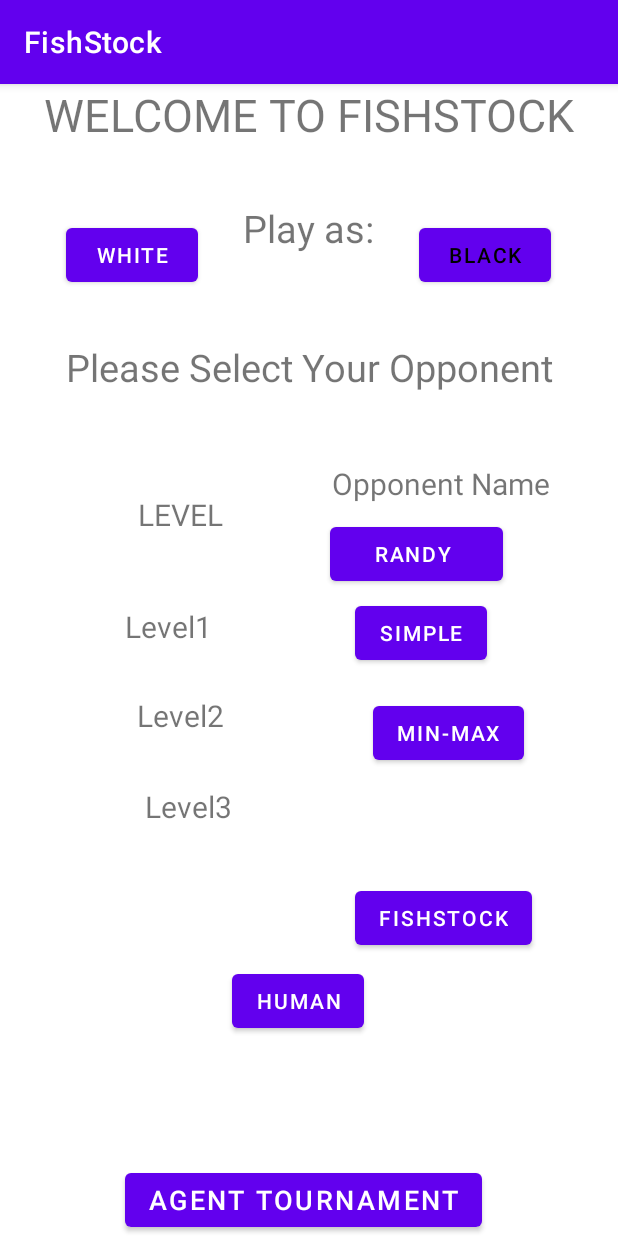
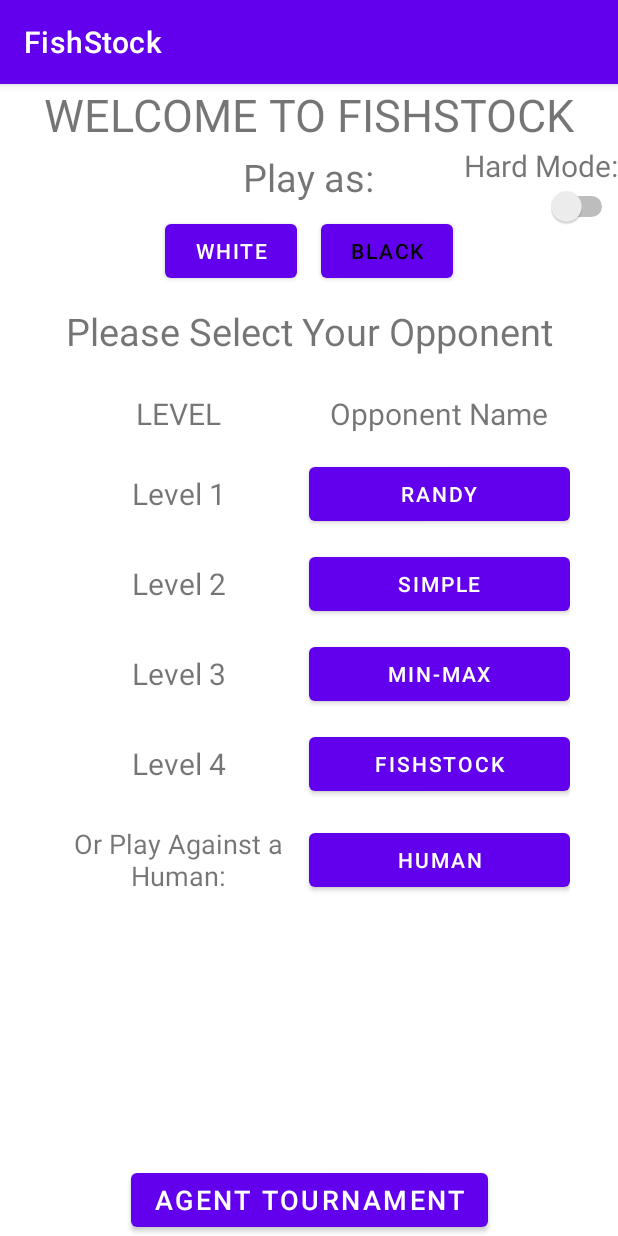
Before and after one commit to curtis1999/FishStock_Android, an Android app: the screen it shows after launch (MainActivity), on a phone screen of 412 x 824 dp. Run offline under Robolectric (Android 15) with nearby library versions, the phone set to English and light mode, and no system bars.

Commit message:
Fixed the main page layout

```diff
--- a/app/src/main/res/layout/activity_main.xml
+++ b/app/src/main/res/layout/activity_main.xml
@@ -6,173 +6,57 @@
     android:layout_height="match_parent"
     tools:context=".MainActivity">
 
-
-    <TextView
-        android:id="@+id/textview_second"
-        android:layout_width="wrap_content"
-        android:layout_height="wrap_content"
-        android:text="Please Select Your Opponent"
-        android:textSize="25dp"
-        app:layout_constraintBottom_toBottomOf="parent"
-        app:layout_constraintEnd_toEndOf="parent"
-        app:layout_constraintStart_toStartOf="parent"
-        app:layout_constraintTop_toBottomOf="@+id/textview_first"
-        app:layout_constraintVertical_bias="0.189" />
-
-    <Button
-        android:id="@+id/PlayRandy"
-        android:layout_width="wrap_content"
-        android:layout_height="wrap_content"
-        android:layout_marginStart="220dp"
-        android:text="   RANDY    "
-
-        app:layout_constraintBottom_toBottomOf="parent"
-        app:layout_constraintStart_toStartOf="parent"
-        app:layout_constraintTop_toTopOf="parent"
-        app:layout_constraintVertical_bias="0.402" />
-
-    <Button
-        android:id="@+id/playSimple"
-        android:layout_width="wrap_content"
-        android:layout_height="wrap_content"
-        android:text="SIMPLE"
-        app:layout_constraintBottom_toTopOf="@+id/PlayFishStock"
-        app:layout_constraintEnd_toEndOf="parent"
-        app:layout_constraintStart_toEndOf="@+id/level2"
-        app:layout_constraintTop_toTopOf="parent"
-        app:layout_constraintVertical_bias="0.706" />
-
-    <Button
-        android:id="@+id/PlayFishStock"
-        android:layout_width="wrap_content"
-        android:layout_height="wrap_content"
-        android:text="FISHSTOCK"
-        app:layout_constraintBottom_toBottomOf="parent"
-        app:layout_constraintEnd_toEndOf="parent"
-        app:layout_constraintHorizontal_bias="0.805"
-        app:layout_constraintStart_toStartOf="parent"
-        app:layout_constraintTop_toTopOf="parent"
-        app:layout_constraintVertical_bias="0.739" />
-
-    <Button
-        android:id="@+id/playMinMax"
-        android:layout_width="wrap_content"
-        android:layout_height="wrap_content"
-        android:text="MIN-MAX"
-        app:layout_constraintBottom_toBottomOf="parent"
-        app:layout_constraintEnd_toEndOf="parent"
-        app:layout_constraintHorizontal_bias="0.799"
-        app:layout_constraintStart_toStartOf="parent"
-        app:layout_constraintTop_toBottomOf="@+id/playSimple"
-        app:layout_constraintVertical_bias="0.056" />
-
-    <Button
-        android:id="@+id/playHuman"
-        android:layout_width="wrap_content"
-        android:layout_height="wrap_content"
-        android:text="HUMAN"
-        app:layout_constraintBottom_toBottomOf="parent"
-        app:layout_constraintEnd_toEndOf="parent"
-        app:layout_constraintHorizontal_bias="0.478"
-        app:layout_constraintStart_toStartOf="parent"
-        app:layout_constraintTop_toBottomOf="@+id/playSimple"
-        app:layout_constraintVertical_bias="0.598" />
-    <Button
-        android:id="@+id/tournamentButton"
-        android:layout_width="wrap_content"
-        android:layout_height="wrap_content"
-        android:text="Agent Tournament"
-        app:layout_constraintBottom_toBottomOf="parent"
-        app:layout_constraintEnd_toEndOf="parent"
-        app:layout_constraintHorizontal_bias="0.478"
-        app:layout_constraintStart_toStartOf="parent"
-        android:textSize="18sp"/>
-
-    <TextView
-        android:id="@+id/textView6"
-        android:layout_width="wrap_content"
-        android:layout_height="wrap_content"
-        android:layout_marginTop="45dp"
-        android:text="Opponent Name"
-        android:textSize="20dp"
-        app:layout_constraintBottom_toTopOf="@+id/PlayRandy"
-        app:layout_constraintEnd_toEndOf="parent"
-        app:layout_constraintHorizontal_bias="0.617"
-        app:layout_constraintStart_toEndOf="@+id/textView5"
-        app:layout_constraintTop_toBottomOf="@+id/textview_second"
-        app:layout_constraintVertical_bias="0.094" />
-
-    <TextView
-        android:id="@+id/level3"
-        android:layout_width="wrap_content"
-        android:layout_height="wrap_content"
-        android:text="Level3"
-        android:textSize="20dp"
-        app:layout_constraintBottom_toBottomOf="parent"
-        app:layout_constraintEnd_toStartOf="@+id/playMinMax"
-        app:layout_constraintHorizontal_bias="0.508"
-        app:layout_constraintStart_toStartOf="parent"
-        app:layout_constraintTop_toBottomOf="@+id/level2"
-        app:layout_constraintVertical_bias="0.109" />
-
-    <TextView
-        android:id="@+id/level1"
-        android:layout_width="wrap_content"
-        android:layout_height="wrap_content"
-        android:layout_marginTop="348dp"
-        android:text="Level1"
-        android:textSize="20dp"
-        app:layout_constraintEnd_toStartOf="@+id/PlayRandy"
-        app:layout_constraintHorizontal_bias="0.513"
-        app:layout_constraintStart_toStartOf="parent"
-        app:layout_constraintTop_toTopOf="parent" />
-
-    <TextView
-        android:id="@+id/level2"
-        android:layout_width="wrap_content"
-        android:layout_height="wrap_content"
-        android:text="Level2"
-        android:textSize="20dp"
-        app:layout_constraintBottom_toBottomOf="parent"
-        app:layout_constraintEnd_toStartOf="@+id/PlayFishStock"
-        app:layout_constraintHorizontal_bias="0.513"
-        app:layout_constraintStart_toStartOf="parent"
-        app:layout_constraintTop_toBottomOf="@+id/level1"
-        app:layout_constraintVertical_bias="0.087" />
-
-    <TextView
-        android:id="@+id/textView5"
-        android:layout_width="wrap_content"
-        android:layout_height="wrap_content"
-        android:layout_marginStart="92dp"
-        android:text="LEVEL"
-        android:textSize="20dp"
-        app:layout_constraintBottom_toTopOf="@+id/level1"
-        app:layout_constraintStart_toStartOf="parent"
-        app:layout_constraintTop_toBottomOf="@+id/textview_second"
-        app:layout_constraintVertical_bias="0.589" />
-
     <TextView
         android:id="@+id/textview_first"
         android:layout_width="wrap_content"
         android:layout_height="wrap_content"
         android:text="WELCOME TO FISHSTOCK"
-        android:textSize="30dp"
+        android:textSize="30sp"
         app:layout_constraintEnd_toEndOf="parent"
         app:layout_constraintStart_toStartOf="parent"
-        app:layout_constraintTop_toTopOf="parent" />
+        app:layout_constraintTop_toTopOf="parent"
+        android:layout_marginTop="0dp" />
+
+    <TextView
+        android:id="@+id/hard_mode"
+        android:layout_width="wrap_content"
+        android:layout_height="wrap_content"
+        android:text="Hard Mode:"
+        android:textSize="20sp"
+        app:layout_constraintTop_toBottomOf="@+id/textview_first"
+        app:layout_constraintEnd_toEndOf="parent"/>
+
+    <Switch
+        android:id="@+id/hardModeSwitch"
+        android:layout_width="wrap_content"
+        android:layout_height="wrap_content"
+        android:checked="false"
+        android:text=""
+        app:layout_constraintTop_toBottomOf="@+id/hard_mode"
+        app:layout_constraintEnd_toEndOf="parent" />
+
+    <TextView
+        android:id="@+id/textView2"
+        android:layout_width="wrap_content"
+        android:layout_height="wrap_content"
+        android:layout_marginTop="4dp"
+        android:text="Play as:"
+        android:textSize="25sp"
+        app:layout_constraintEnd_toEndOf="parent"
+        app:layout_constraintHorizontal_bias="0.498"
+        app:layout_constraintStart_toStartOf="parent"
+        app:layout_constraintTop_toBottomOf="@+id/textview_first" />
 
     <Button
         android:id="@+id/WHITE"
         android:layout_width="wrap_content"
         android:layout_height="wrap_content"
         android:text="WHITE"
-        app:layout_constraintBottom_toTopOf="@+id/textview_second"
-        app:layout_constraintEnd_toEndOf="parent"
-        app:layout_constraintHorizontal_bias="0.136"
+        app:layout_constraintEnd_toStartOf="@+id/BLACK"
         app:layout_constraintStart_toStartOf="parent"
-        app:layout_constraintTop_toBottomOf="@+id/textview_first"
-        app:layout_constraintVertical_bias="0.598" />
+        app:layout_constraintTop_toBottomOf="@+id/textView2"
+        android:layout_marginTop="8dp"
+        app:layout_constraintHorizontal_chainStyle="packed" />
 
     <Button
         android:id="@+id/BLACK"
@@ -180,27 +64,216 @@
         android:layout_height="wrap_content"
         android:text="BLACK"
         android:textColor="#000000"
-        app:layout_constraintBottom_toTopOf="@+id/textview_second"
         app:layout_constraintEnd_toEndOf="parent"
-        app:layout_constraintHorizontal_bias="0.769"
         app:layout_constraintStart_toEndOf="@+id/WHITE"
-        app:layout_constraintTop_toBottomOf="@+id/textview_first"
-        app:layout_constraintVertical_bias="0.598"
+        app:layout_constraintTop_toBottomOf="@+id/textView2"
+        android:layout_marginTop="8dp"
+        android:layout_marginStart="16dp"
         app:strokeColor="#1B1111" />
 
+    <!-- LinearLayout for Level/Opponent alignment -->
     <TextView
-        android:id="@+id/textView2"
+        android:id="@+id/textview_second"
         android:layout_width="wrap_content"
         android:layout_height="wrap_content"
-        android:layout_marginTop="37dp"
-        android:text="Play as:"
-        android:textSize="25dp"
-        app:layout_constraintBottom_toTopOf="@+id/textview_second"
+        android:layout_marginTop="12dp"
+        android:text="Please Select Your Opponent"
+        android:textSize="25sp"
         app:layout_constraintEnd_toEndOf="parent"
-        app:layout_constraintHorizontal_bias="0.498"
         app:layout_constraintStart_toStartOf="parent"
-        app:layout_constraintTop_toBottomOf="@+id/textview_first"
-        app:layout_constraintVertical_bias="0.01" />
+        app:layout_constraintTop_toBottomOf="@+id/WHITE" />
+
+    <LinearLayout
+        android:id="@+id/opponentLayout"
+        android:layout_width="0dp"
+        android:layout_height="wrap_content"
+        android:orientation="vertical"
+        app:layout_constraintEnd_toEndOf="parent"
+        app:layout_constraintStart_toStartOf="parent"
+        app:layout_constraintTop_toBottomOf="@+id/textview_second"
+        android:layout_marginTop="24dp"
+        android:layout_marginStart="32dp"
+        android:layout_marginEnd="32dp">
+
+        <!-- Header Row -->
+        <LinearLayout
+            android:layout_width="match_parent"
+            android:layout_height="wrap_content"
+            android:orientation="horizontal"
+            android:gravity="center_vertical"
+            android:layout_marginBottom="16dp">
+
+            <TextView
+                android:layout_width="0dp"
+                android:layout_height="wrap_content"
+                android:layout_weight="1"
+                android:text="LEVEL"
+                android:textSize="20sp"
+                android:gravity="center" />
+
+            <TextView
+                android:layout_width="0dp"
+                android:layout_height="wrap_content"
+                android:layout_weight="1"
+                android:text="Opponent Name"
+                android:textSize="20sp"
+                android:gravity="center" />
+        </LinearLayout>
+
+        <!-- Level 1 - Randy -->
+        <LinearLayout
+            android:layout_width="match_parent"
+            android:layout_height="wrap_content"
+            android:orientation="horizontal"
+            android:gravity="center_vertical"
+            android:layout_marginBottom="12dp">
+
+            <TextView
+                android:id="@+id/level1"
+                android:layout_width="0dp"
+                android:layout_height="wrap_content"
+                android:layout_weight="1"
+                android:text="Level 1"
+                android:textSize="20sp"
+                android:gravity="center" />
+
+            <Button
+                android:id="@+id/PlayRandy"
+                android:layout_width="0dp"
+                android:layout_height="wrap_content"
+                android:layout_weight="1"
+                android:text="RANDY" />
+        </LinearLayout>
+
+        <!-- Level 2 - Simple -->
+        <LinearLayout
+            android:layout_width="match_parent"
+            android:layout_height="wrap_content"
+            android:orientation="horizontal"
+            android:gravity="center_vertical"
+            android:layout_marginBottom="12dp">
+
+            <TextView
+                android:id="@+id/level2"
+                android:layout_width="0dp"
+                android:layout_height="wrap_content"
+                android:layout_weight="1"
+                android:text="Level 2"
+                android:textSize="20sp"
+                android:gravity="center" />
+
+            <Button
+                android:id="@+id/playSimple"
+                android:layout_width="0dp"
+                android:layout_height="wrap_content"
+                android:layout_weight="1"
+                android:text="SIMPLE" />
+        </LinearLayout>
+
+        <!-- Level 3 - Min-Max -->
+        <LinearLayout
+            android:layout_width="match_parent"
+            android:layout_height="wrap_content"
+            android:orientation="horizontal"
+            android:gravity="center_vertical"
+            android:layout_marginBottom="12dp">
+
+            <TextView
+                android:id="@+id/level3"
+                android:layout_width="0dp"
+                android:layout_height="wrap_content"
+                android:layout_weight="1"
+                android:text="Level 3"
+                android:textSize="20sp"
+                android:gravity="center" />
+
+            <Button
+                android:id="@+id/playMinMax"
+                android:layout_width="0dp"
+                android:layout_height="wrap_content"
+                android:layout_weight="1"
+                android:text="MIN-MAX" />
+        </LinearLayout>
+
+        <!-- Level 4 - FishStock -->
+        <LinearLayout
+            android:layout_width="match_parent"
+            android:layout_height="wrap_content"
+            android:orientation="horizontal"
+            android:gravity="center_vertical">
+
+            <TextView
+                android:id="@+id/level4"
+                android:layout_width="0dp"
+                android:layout_height="wrap_content"
+                android:layout_weight="1"
+                android:text="Level 4"
+                android:textSize="20sp"
+                android:gravity="center" />
+
+            <Button
+                android:id="@+id/PlayFishStock"
+                android:layout_width="0dp"
+                android:layout_height="wrap_content"
+                android:layout_weight="1"
+                android:text="FISHSTOCK" />
+        </LinearLayout>
+    </LinearLayout>
+
+    <!-- Human Player Section -->
+    <LinearLayout
+        android:id="@+id/humanLayout"
+        android:layout_width="0dp"
+        android:layout_height="wrap_content"
+        android:orientation="horizontal"
+        android:gravity="center_vertical"
+        app:layout_constraintEnd_toEndOf="parent"
+        app:layout_constraintStart_toStartOf="parent"
+        app:layout_constraintTop_toBottomOf="@+id/opponentLayout"
+        android:layout_marginTop="16dp"
+        android:layout_marginStart="32dp"
+        android:layout_marginEnd="32dp">
+
+        <TextView
+            android:layout_width="0dp"
+            android:layout_height="wrap_content"
+            android:layout_weight="1"
+            android:text="Or Play Against a Human:"
+            android:textSize="18sp"
+            android:gravity="center" />
+
+        <Button
+            android:id="@+id/playHuman"
+            android:layout_width="0dp"
+            android:layout_height="wrap_content"
+            android:layout_weight="1"
+            android:text="HUMAN" />
+    </LinearLayout>
+
+    <!-- Hard Mode Toggle -->
+    <LinearLayout
+        android:id="@+id/hardModeLayout"
+        android:layout_width="wrap_content"
+        android:layout_height="wrap_content"
+        android:orientation="horizontal"
+        android:gravity="center_vertical"
+        app:layout_constraintEnd_toEndOf="parent"
+        app:layout_constraintStart_toStartOf="parent"
+        app:layout_constraintTop_toBottomOf="@+id/humanLayout"
+        android:layout_marginTop="24dp">
+    </LinearLayout>
+
+    <!-- Tournament Button -->
+    <Button
+        android:id="@+id/tournamentButton"
+        android:layout_width="wrap_content"
+        android:layout_height="wrap_content"
+        android:text="Agent Tournament"
+        android:textSize="18sp"
+        app:layout_constraintBottom_toBottomOf="parent"
+        app:layout_constraintEnd_toEndOf="parent"
+        app:layout_constraintStart_toStartOf="parent"
+        android:layout_marginBottom="0dp" />
 
 
 </androidx.constraintlayout.widget.ConstraintLayout>
```
